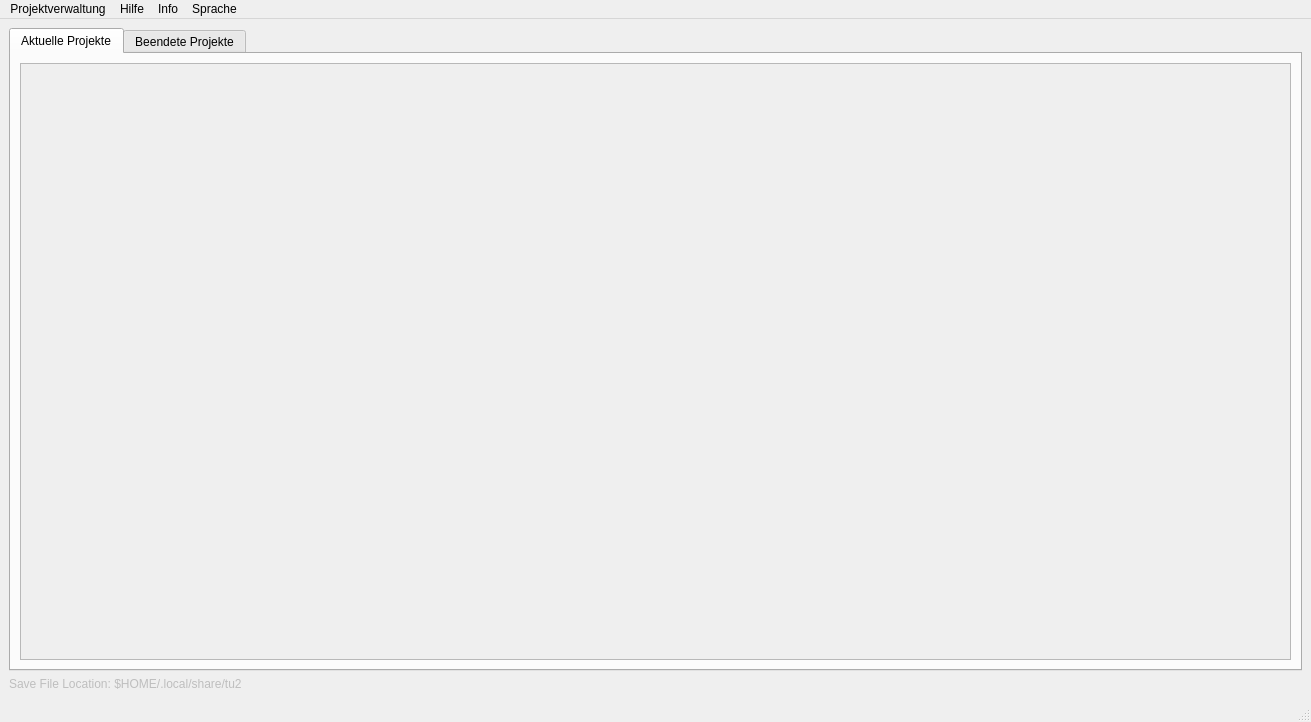
Above: forms/mainwindow.ui from ntropy83/tu2 before the change. Below: the same form after it.
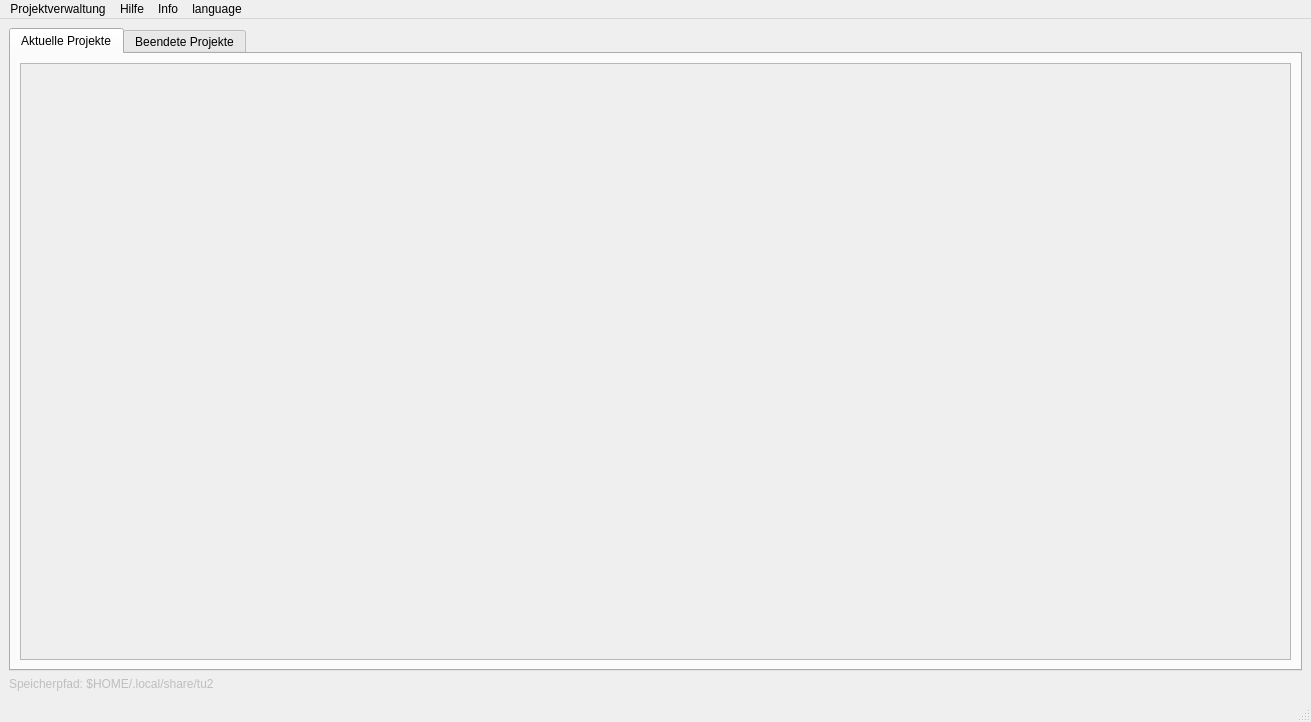
That is the form after the change.

Commit message: English language support integrated

The edit to the form file:
```diff
--- a/forms/mainwindow.ui
+++ b/forms/mainwindow.ui
@@ -102,7 +102,7 @@
        <bool>false</bool>
       </property>
       <property name="text">
-       <string>Save File Location: $HOME/.local/share/tu2</string>
+       <string>Speicherpfad: $HOME/.local/share/tu2</string>
       </property>
      </widget>
     </item>
@@ -114,7 +114,7 @@
      <x>0</x>
      <y>0</y>
      <width>1311</width>
-     <height>21</height>
+     <height>34</height>
     </rect>
    </property>
    <widget class="QMenu" name="menuDatei">
@@ -140,7 +140,7 @@
    </widget>
    <widget class="QMenu" name="menuLanguage">
     <property name="title">
-     <string>Sprache</string>
+     <string>language</string>
     </property>
     <addaction name="actionDeutsch"/>
     <addaction name="actionEnglisch"/>
```
Left out of the diff: 4 changed lines with no effect on the pictures. The commit also changes 5 other files.
